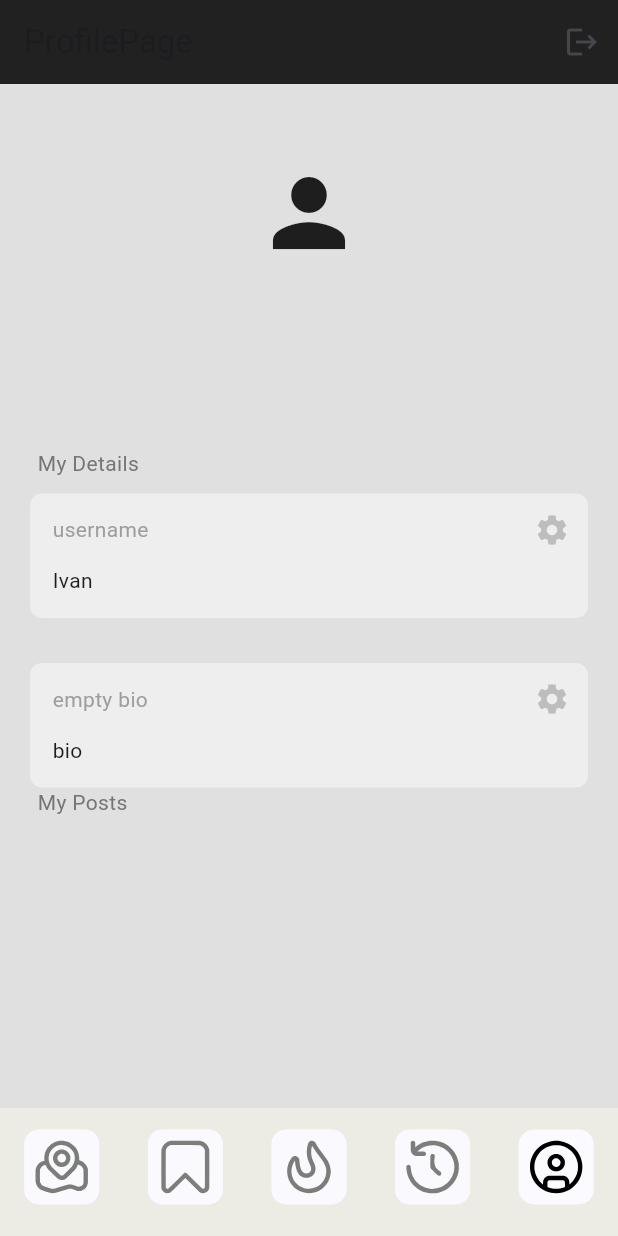
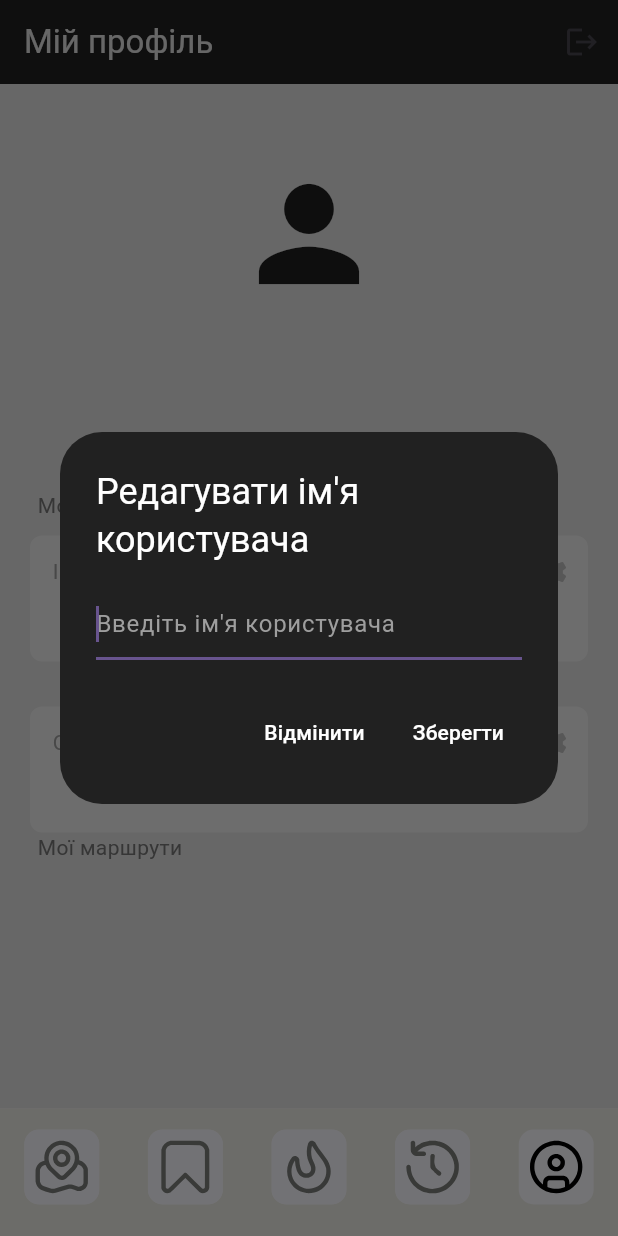
Before and after one commit to sandrew338/Travely, a Flutter app: the screen it shows once a user with an empty profile is signed in, item 5 of the bottom bar chosen, after a tap on the "settings" icon, on a phone screen of 412 x 824 dp. Run offline on Flutter 3.47's test engine with Material 3 defaults, Android fonts, the phone set to English and light mode, and no system bars; our stand-ins replace cloud_firestore, firebase_auth, firebase_core, flutter_svg, google_maps_flutter, google_sign_in and 1 more; accounts and stored records are empty.

Commit message:
Profile_page_done

```diff
--- a/lib/components/text_box.dart
+++ b/lib/components/text_box.dart
@@ -42,9 +42,8 @@
               // edit button
 
               IconButton(
-                onPressed: () {},
-                icon: Icon(Icons.settings,
-                color: Colors.grey[400]),
+                onPressed: onPressed,
+                icon: Icon(Icons.settings, color: Colors.grey[400]),
               )
             ],
           ),
--- a/lib/pages/profile_page.dart
+++ b/lib/pages/profile_page.dart
@@ -1,3 +1,4 @@
+import 'package:cloud_firestore/cloud_firestore.dart';
 import 'package:firebase_auth/firebase_auth.dart';
 import 'package:flutter/material.dart';
 import 'package:travely/components/text_box.dart';
@@ -10,9 +11,65 @@
 }
 
 class _ProfilePageState extends State<ProfilePage> {
+  //user
   final currentUser = FirebaseAuth.instance.currentUser;
+  //all users
+  final usersCollection = FirebaseFirestore.instance.collection("Users");
 
-  Future<void> editField(String field) async {}
+  Future<void> editField(String field) async {
+    Map<String, String> fieldTranslations = {
+      "username": "ім'я користувача",
+      "bio": "опис",
+      // додайте інші поля та їх переклади тут
+    };
+
+    String translatedField = fieldTranslations[field] ?? field;
+
+    String newValue = "";
+    await showDialog(
+      context: context,
+      builder: (context) => AlertDialog(
+        backgroundColor: Colors.grey[900],
+        title: Text(
+          "Редагувати $translatedField",
+          style: const TextStyle(color: Colors.white),
+        ),
+        content: TextField(
+          autofocus: true,
+          style: const TextStyle(color: Colors.white),
+          decoration: InputDecoration(
+            hintText: "Введіть $translatedField",
+            hintStyle: const TextStyle(color: Colors.grey),
+          ),
+          onChanged: (value) {
+            newValue = value;
+          },
+        ),
+        actions: [
+          TextButton(
+            child: const Text(
+              "Відмінити",
+              style: TextStyle(color: Colors.white),
+            ),
+            onPressed: () => Navigator.pop(context),
+          ),
+          TextButton(
+            child: const Text(
+              "Зберегти",
+              style: TextStyle(color: Colors.white),
+            ),
+            onPressed: () => Navigator.of(context).pop(newValue),
+          )
+        ],
+      ),
+    );
+
+    // update the field in the database
+
+    if (newValue.trim().isNotEmpty) {
+      await usersCollection.doc(currentUser?.email).update({field: newValue});
+    }
+  }
 
   void signUserOut() {
     FirebaseAuth.instance.signOut();
@@ -26,10 +83,19 @@
           actions: [
             IconButton(onPressed: signUserOut, icon: const Icon(Icons.logout))
           ],
-        title: const Text("ProfilePage"),
+          title: Text("Мій профіль", style: TextStyle(color: Colors.grey[300])),
           backgroundColor: Colors.grey[900],
         ),
-      body: ListView(
+        body: StreamBuilder<DocumentSnapshot>(
+            stream: FirebaseFirestore.instance
+                .collection("Users")
+                .doc(currentUser?.email)
+                .snapshots(),
+            builder: (context, snapshot) {
+              if (snapshot.hasData) {
+                final userData = snapshot.data!.data() as Map<String, dynamic>;
+
+                return ListView(
                   children: [
                     const SizedBox(
                       height: 50,
@@ -39,7 +105,7 @@
 
                     const Icon(
                       Icons.person,
-            size: 72,
+                      size: 100,
                     ),
 
                     const SizedBox(
@@ -57,15 +123,15 @@
                     //user details
                     Padding(
                       padding: const EdgeInsets.only(left: 25.0),
-            child:
-                Text("My Details", style: TextStyle(color: Colors.grey[600])),
+                      child: Text("Мої дані",
+                          style: TextStyle(color: Colors.grey[600])),
                     ),
 
                     //username
 
                     MyTextBox(
-            sectionName: "username",
-            text: "Ivan",
+                      sectionName: "Ім'я користувача",
+                      text: userData["username"],
                       onPressed: () => editField("username"),
                     ),
 
@@ -76,8 +142,8 @@
                     //bio
 
                     MyTextBox(
-            sectionName: "empty bio",
-            text: "bio",
+                      sectionName: "Опис",
+                      text: userData["bio"],
                       onPressed: () => editField("bio"),
                     ),
 
@@ -85,14 +151,24 @@
 
                     Padding(
                       padding: const EdgeInsets.only(left: 25.0),
-            child: Text("My Posts", style: TextStyle(color: Colors.grey[600])),
+                      child: Text("Мої маршрути",
+                          style: TextStyle(color: Colors.grey[600])),
                     ),
 
                     const SizedBox(
                       height: 20,
                     ),
                   ],
-      ),
-    ); //SvgPicture.asset("assets/images/selected/time_past.svg")
+                );
+              } else if (snapshot.hasError) {
+                return Center(
+                  child: Text("Помилка${snapshot.error}"),
+                );
+              }
+
+              return const Center(
+                child: CircularProgressIndicator(),
+              );
+            })); //SvgPicture.asset("assets/images/selected/time_past.svg")
   }
 }
```
Also changed, not shown: 1 other file. Lines whose indentation alone changed are shown as unchanged.
